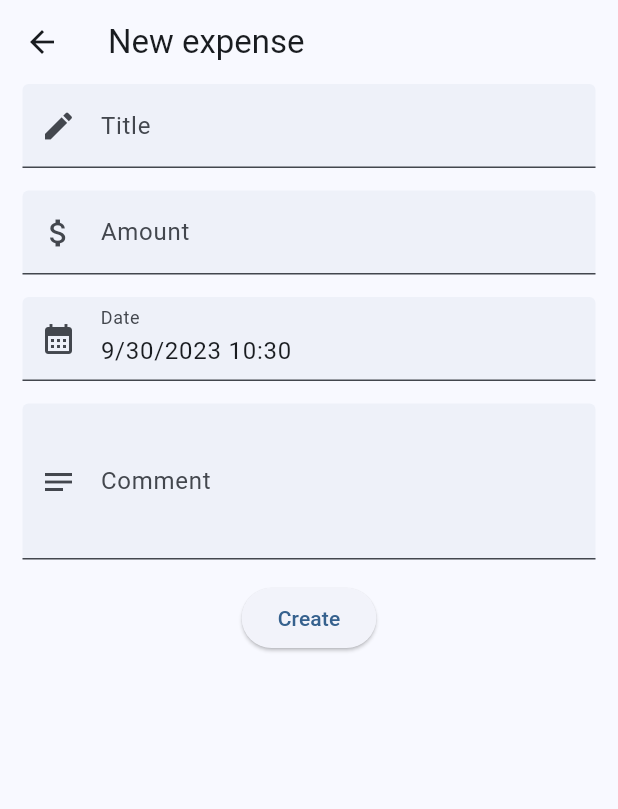
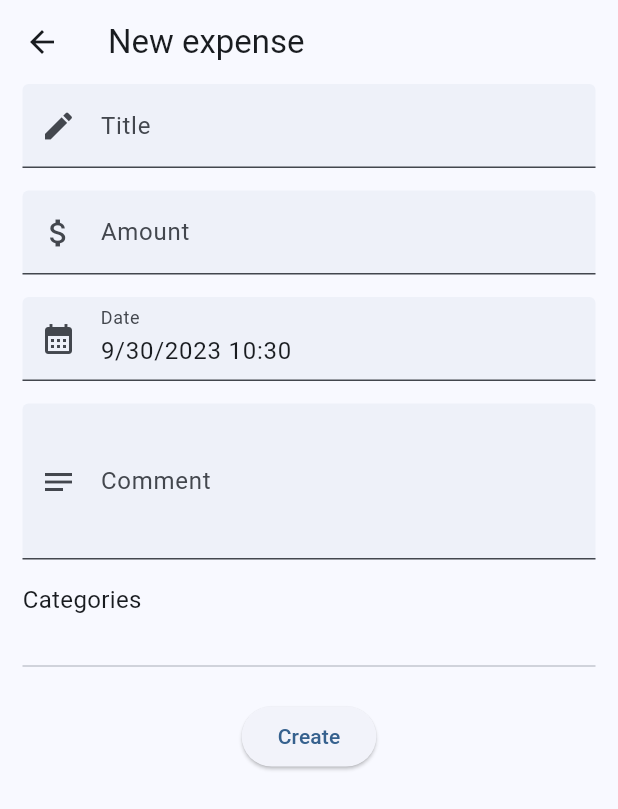
Before and after one commit to hendrychjan/connie, a Flutter app: the ExpenseFormPage screen opened directly, on a phone screen of 412 x 824 dp. Shown: the top 809 px of the screen. Run offline on Flutter 3.47's test engine with Material 2 defaults, Android fonts, the phone set to English and light mode, and no system bars; our stand-ins replace flutter_colorpicker, get, hive, hive_flutter; missing offline and left inert: bson; accounts and stored records are empty.

Commit message:
Add support for categories on expenses

```diff
--- a/lib/forms/expense_form.dart
+++ b/lib/forms/expense_form.dart
@@ -1,6 +1,9 @@
+import 'package:connie/objects/category.dart';
 import 'package:connie/objects/expense.dart';
 import 'package:connie/services/hive_service.dart';
+import 'package:connie/widgets/category/select_categories_widget.dart';
 import 'package:connie/widgets/common/form/form_field_datetime.dart';
+import 'package:connie/widgets/common/form/form_field_divider.dart';
 import 'package:connie/widgets/common/form/form_field_text.dart';
 import 'package:flutter/material.dart';
 
@@ -18,11 +21,13 @@ class ExpenseForm extends StatefulWidget {
 }
 
 class _ExpenseFormState extends State<ExpenseForm> {
+  bool _loading = true;
   final _formKey = GlobalKey<FormState>();
   final _titleController = TextEditingController();
   final _amountController = TextEditingController();
   final _dateController = TextEditingController();
   final _commentController = TextEditingController();
+  final List<Category> _categories = List<Category>.empty(growable: true);
 
   @override
   void initState() {
@@ -33,8 +38,17 @@ class _ExpenseFormState extends State<ExpenseForm> {
       _amountController.text = widget.initialExpense!.amount.toString();
       _dateController.text = widget.initialExpense!.date.toIso8601String();
       _commentController.text = widget.initialExpense!.comment ?? "";
+      Future.delayed(Duration.zero, () async {
+        List<Category> categories =
+            await Category.getAllByRecord(widget.initialExpense!);
+        _categories.addAll(categories);
+        setState(() {
+          _loading = false;
+        });
+      });
     } else {
       _dateController.text = DateTime.now().toIso8601String();
+      _loading = false;
     }
   }
 
@@ -42,7 +56,9 @@ class _ExpenseFormState extends State<ExpenseForm> {
   Widget build(BuildContext context) {
     return Form(
       key: _formKey,
-      child: Column(
+      child: _loading
+          ? const Center(child: CircularProgressIndicator())
+          : Column(
               children: [
                 FormFieldText(
                   hint: "Title",
@@ -69,17 +85,24 @@ class _ExpenseFormState extends State<ExpenseForm> {
                   minLines: 3,
                   maxLines: 10,
                 ),
+                SelectCategoriesWidget(selected: _categories),
+                const FormFieldDivider(),
                 ElevatedButton(
                   onPressed: () async {
                     if (!_formKey.currentState!.validate()) return;
 
-              await widget.onSubmit(Expense(
-                id: widget.initialExpense?.id ?? HiveService.generateId(),
+                    await widget.onSubmit(
+                      Expense(
+                        id: widget.initialExpense?.id ??
+                            HiveService.generateId(),
                         title: _titleController.text,
                         amount: double.tryParse(_amountController.text) ?? 0,
-                date: DateTime.tryParse(_dateController.text) ?? DateTime.now(),
+                        date: DateTime.tryParse(_dateController.text) ??
+                            DateTime.now(),
                         comment: _commentController.text,
-              ));
+                      ),
+                      _categories,
+                    );
                   },
                   child: Text(
                     (widget.initialExpense == null) ? "Create" : "Update",
--- a/lib/objects/category.dart
+++ b/lib/objects/category.dart
@@ -1,4 +1,6 @@
 import 'package:connie/getx/app_controller.dart';
+import 'package:connie/objects/category_on_record.dart';
+import 'package:connie/objects/financial_record.dart';
 import 'package:hive/hive.dart';
 
 part 'category.g.dart';
@@ -33,4 +35,20 @@ class Category {
   static Future<Category?> getById(String id) async {
     return AppController.to.hiveService.categoryBox.get(id);
   }
+
+  static Future<List<Category>> getAllByRecord(FinancialRecord record) async {
+    List<Category> categories = [];
+    for (var key in AppController.to.hiveService.categoryOnRecordBox.keys) {
+      CategoryOnRecord? cor =
+          await AppController.to.hiveService.categoryOnRecordBox.get(key);
+      if (cor != null && cor.recordId == record.id) {
+        categories.addAll(
+          AppController.to.hiveService.categoryBox.values
+              .where((c) => c.id == cor.categoryId),
+        );
+      }
+    }
+
+    return categories;
+  }
 }
--- a/lib/objects/expense.dart
+++ b/lib/objects/expense.dart
@@ -1,7 +1,5 @@
 import 'package:connie/getx/app_controller.dart';
 import 'package:connie/objects/financial_record.dart';
-import 'package:connie/services/hive_service.dart';
-import 'package:get/get.dart';
 import 'package:hive/hive.dart';
 
 part 'expense.g.dart';
--- a/lib/pages/financial_record/expense_form_page.dart
+++ b/lib/pages/financial_record/expense_form_page.dart
@@ -1,4 +1,6 @@
 import 'package:connie/forms/expense_form.dart';
+import 'package:connie/objects/category.dart';
+import 'package:connie/objects/category_on_record.dart';
 import 'package:connie/objects/expense.dart';
 import 'package:flutter/material.dart';
 import 'package:get/get.dart';
@@ -14,11 +16,13 @@ class ExpenseFormPage extends StatefulWidget {
 class _ExpenseFormPageState extends State<ExpenseFormPage> {
   bool _loading = false;
 
-  Future<void> _handleSubmit(Expense payload) async {
+  Future<void> _handleSubmit(Expense payload, List<Category> categories) async {
     setState(() {
       _loading = true;
     });
     await payload.save();
+    await CategoryOnRecord.deleteAllByRecord(payload);
+    await CategoryOnRecord.createAllByRecord(payload, categories);
     setState(() {
       _loading = true;
     });
@@ -33,6 +37,7 @@ class _ExpenseFormPageState extends State<ExpenseFormPage> {
     // called from a widget that is rendered conditionally when the
     // initialExpense is not null
     await widget.initialExpense!.delete();
+    await CategoryOnRecord.deleteAllByRecord(widget.initialExpense!);
     setState(() {
       _loading = true;
     });
--- /dev/null
+++ b/lib/widgets/category/select_categories_widget.dart
@@ -0,0 +1,64 @@
+import 'package:connie/getx/app_controller.dart';
+import 'package:connie/objects/category.dart';
+import 'package:connie/widgets/category/category_chip_widget.dart';
+import 'package:flutter/material.dart';
+
+class SelectCategoriesWidget extends StatefulWidget {
+  final List<Category> selected;
+  const SelectCategoriesWidget({
+    super.key,
+    required this.selected,
+  });
+
+  @override
+  State<SelectCategoriesWidget> createState() => _SelectCategoriesWidgetState();
+}
+
+class _SelectCategoriesWidgetState extends State<SelectCategoriesWidget> {
+  @override
+  Widget build(BuildContext context) {
+    return Column(
+      children: [
+        const Padding(
+          padding: EdgeInsets.only(left: 15, right: 15, bottom: 10),
+          child: Row(
+            mainAxisAlignment: MainAxisAlignment.start,
+            children: [
+              Text(
+                "Categories",
+                style: TextStyle(
+                  fontSize: 16,
+                ),
+              ),
+            ],
+          ),
+        ),
+        Padding(
+          padding: const EdgeInsets.only(left: 15, right: 15, bottom: 15),
+          child: Wrap(
+            alignment: WrapAlignment.spaceAround,
+            crossAxisAlignment: WrapCrossAlignment.start,
+            children: [
+              for (Category category
+                  in AppController.to.hiveService.categoryBox.values)
+                Padding(
+                  padding: const EdgeInsets.all(3),
+                  child: CategoryChipWidget(
+                    category: category,
+                    initiallySelected: widget.selected.contains(category),
+                    onValueChanged: (bool selected) {
+                      if (selected) {
+                        widget.selected.add(category);
+                      } else {
+                        widget.selected.remove(category);
+                      }
+                    },
+                  ),
+                ),
+            ],
+          ),
+        )
+      ],
+    );
+  }
+}
--- /dev/null
+++ b/lib/widgets/common/form/form_field_divider.dart
@@ -0,0 +1,13 @@
+import 'package:flutter/material.dart';
+
+class FormFieldDivider extends StatelessWidget {
+  const FormFieldDivider({super.key});
+
+  @override
+  Widget build(BuildContext context) {
+    return const Padding(
+      padding: EdgeInsets.only(left: 15, right: 15, bottom: 15),
+      child: Divider(),
+    );
+  }
+}
```
Also changed, not shown: lib/objects/category_on_record.dart (+28 -0 lines), lib/widgets/category/category_chip_widget.dart (added, +50 -0 lines). Lines whose indentation alone changed are shown as unchanged.
